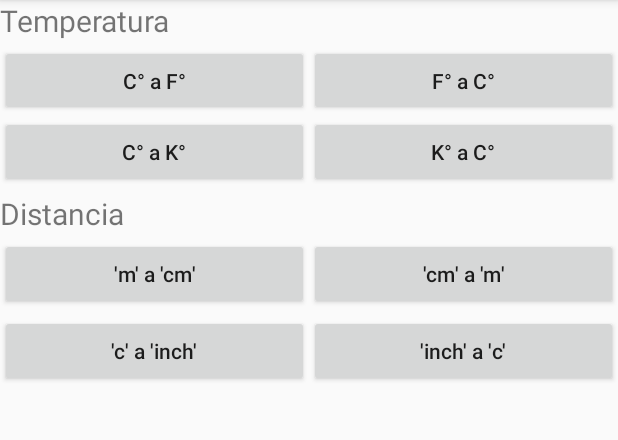
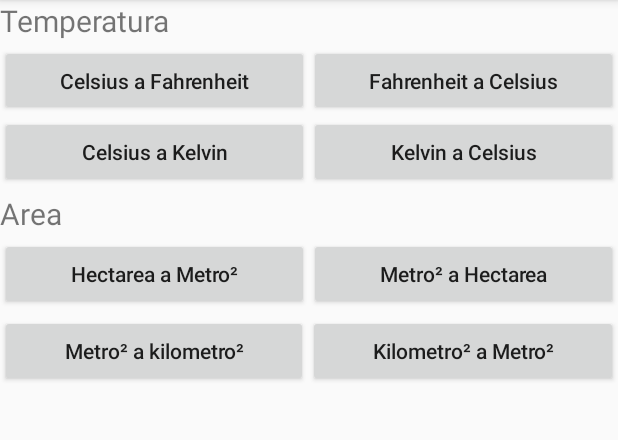
Before and after one commit to JohnPaulVal/EXAMENMOVIL, an Android app: the screen it shows after launch (MainActivity), on a phone screen of 412 x 824 dp, the part 84-524 px from its top. Run offline under Robolectric (Android 15) with nearby library versions, the phone set to English and light mode, and no system bars.

Commit message:
Ya me falta poco :"3

```diff
--- a/app/src/main/AndroidManifest.xml
+++ b/app/src/main/AndroidManifest.xml
@@ -9,6 +9,7 @@
         android:roundIcon="@mipmap/ic_launcher_round"
         android:supportsRtl="true"
         android:theme="@style/AppTheme">
+        <activity android:name=".Conversion"></activity>
         <activity android:name=".MainActivity">
             <intent-filter>
                 <action android:name="android.intent.action.MAIN" />
--- a/app/src/main/res/layout/activity_main.xml
+++ b/app/src/main/res/layout/activity_main.xml
@@ -13,117 +13,117 @@
         tools:context=".Main">
 
         <TextView
-            android:id="@+id/lbl_Temperatura2"
+            android:id="@+id/Temperatura"
             android:layout_width="match_parent"
             android:layout_height="30dp"
             android:text="Temperatura"
             android:textSize="20dp" />
 
         <LinearLayout
-            android:id="@+id/lyh_Temperatura1"
+            android:id="@+id/lnl1"
             android:layout_width="match_parent"
             android:layout_height="47dp"
             android:orientation="horizontal">
 
             <Button
-                android:id="@+id/btn_C_F"
+                android:id="@+id/bt1"
                 android:layout_width="wrap_content"
                 android:layout_height="wrap_content"
                 android:layout_weight="1"
-                android:onClick="C_F"
-                android:text="C° a F°"
+                android:onClick="uno"
+                android:text="Celsius a Fahrenheit"
                 android:textAllCaps="false" />
 
             <Button
-                android:id="@+id/btn_F_C"
+                android:id="@+id/bt2"
                 android:layout_width="wrap_content"
                 android:layout_height="wrap_content"
                 android:layout_weight="1"
-                android:onClick="F_C"
-                android:text="F° a C°"
+                android:onClick="dos"
+                android:text="Fahrenheit a Celsius"
                 android:textAllCaps="false" />
         </LinearLayout>
 
         <LinearLayout
-            android:id="@+id/lyh_Temperatura2"
+            android:id="@+id/lnl2"
             android:layout_width="match_parent"
             android:layout_height="51dp"
             android:orientation="horizontal">
 
             <Button
-                android:id="@+id/btn_C_K"
+                android:id="@+id/bt3"
                 android:layout_width="wrap_content"
                 android:layout_height="wrap_content"
                 android:layout_weight="1"
-                android:onClick="C_K"
-                android:text="C° a K°"
+                android:onClick="tres"
+                android:text="Celsius a Kelvin"
                 android:textAllCaps="false" />
 
             <Button
-                android:id="@+id/btn_K_C"
+                android:id="@+id/bt4"
                 android:layout_width="wrap_content"
                 android:layout_height="wrap_content"
                 android:layout_weight="1"
-                android:onClick="K_C"
-                android:text="K° a C°"
+                android:onClick="cuatro"
+                android:text="Kelvin a Celsius"
                 android:textAllCaps="false" />
         </LinearLayout>
 
         <TextView
-            android:id="@+id/lbl_Distancia"
+            android:id="@+id/Area"
             android:layout_width="match_parent"
             android:layout_height="30dp"
-            android:text="Distancia"
+            android:text="Area"
             android:textSize="20dp" />
 
         <LinearLayout
-            android:id="@+id/lyh_Distancia1"
+            android:id="@+id/lnl3"
             android:layout_width="match_parent"
             android:layout_height="51dp"
             android:orientation="horizontal">
 
             <Button
-                android:id="@+id/btn_M_C"
+                android:id="@+id/btn5"
                 android:layout_width="wrap_content"
                 android:layout_height="wrap_content"
                 android:layout_weight="1"
-                android:onClick="M_C"
-                android:text="'m' a 'cm'"
+                android:onClick="cinco"
+                android:text="Hectarea a Metro²"
                 android:textAllCaps="false" />
 
             <Button
-                android:id="@+id/btn_C_M"
+                android:id="@+id/bt6"
                 android:layout_width="wrap_content"
                 android:layout_height="wrap_content"
                 android:layout_weight="1"
-                android:onClick="C_M"
-                android:text="'cm' a 'm'"
+                android:onClick="seis"
+                android:text="Metro² a Hectarea"
                 android:textAllCaps="false" />
 
         </LinearLayout>
 
         <LinearLayout
-            android:id="@+id/lyh_Distancia2"
+            android:id="@+id/lnl4"
             android:layout_width="match_parent"
             android:layout_height="51dp"
             android:orientation="horizontal">
 
             <Button
-                android:id="@+id/btn_C_INCH"
+                android:id="@+id/btn7"
                 android:layout_width="wrap_content"
                 android:layout_height="wrap_content"
                 android:layout_weight="1"
-                android:onClick="C_P"
-                android:text="'c' a 'inch'"
+                android:onClick="siete"
+                android:text="Metro² a kilometro²"
                 android:textAllCaps="false" />
 
             <Button
-                android:id="@+id/btn_INCH_C"
+                android:id="@+id/btn8"
                 android:layout_width="wrap_content"
                 android:layout_height="wrap_content"
                 android:layout_weight="1"
-                android:onClick="P_C"
-                android:text="'inch' a 'c'"
+                android:onClick="ocho"
+                android:text="Kilometro² a Metro²"
                 android:textAllCaps="false" />
         </LinearLayout>
     </LinearLayout>
```
Also changed, not shown: app/src/main/java/com/example/examenmovil/Conversion.java (added, +84 -0 lines), app/src/main/java/com/example/examenmovil/MainActivity.java (+61 -1 lines), app/src/main/res/layout/activity_conversion.xml (added, +63 -0 lines).
